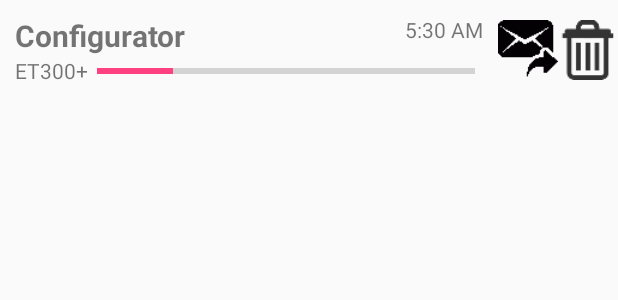
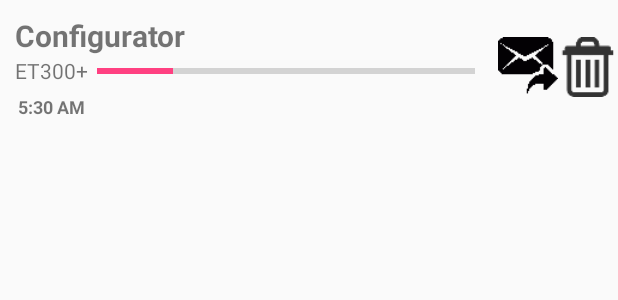
Before and after one commit to prateekgupta22195/configurator, an Android app: the layout list.xml on its own in the app's theme, with its tools: preview values and no code run, on a phone screen of 412 x 824 dp. Shown: the top 300 px of the screen. Run offline under Robolectric (Android 15) with nearby library versions, the phone set to English and light mode, and no system bars.

Commit message:
configurator adding lookup available

```diff
--- a/app/src/main/res/layout/list.xml
+++ b/app/src/main/res/layout/list.xml
@@ -22,13 +22,7 @@
 				android:text="@string/app_name"
 				android:textStyle="bold"
 				android:textSize="20sp"/>
-			<TextView
-				android:id="@+id/time"
-				android:layout_width="wrap_content"
-				android:layout_height="wrap_content"
-				android:text="5:30 AM"
-				android:layout_alignParentRight="true"
-				android:layout_gravity="right"/>
+
 		</RelativeLayout>
 		<RelativeLayout
 			android:layout_width="wrap_content"
@@ -49,6 +43,24 @@
 				android:progress="10"
 				android:layout_toRightOf="@id/device_type"
 				android:max="50"/>
+			<TextView
+				android:layout_marginTop="5dp"
+				android:layout_below="@id/progressBar"
+				android:id="@+id/time"
+				android:textStyle="bold"
+				android:textSize="12sp"
+				android:layout_marginLeft="2dp"
+				android:layout_width="wrap_content"
+				android:layout_height="wrap_content"
+				android:text="5:30 AM"/>
+			<ImageView
+				android:layout_width="20dp"
+				android:id="@+id/look_up"
+				android:visibility="invisible"
+				android:layout_height="20dp"
+				android:src="@drawable/ic_star_available"
+				android:layout_below="@id/progressBar"
+				android:layout_alignParentRight="true"/>
 		</RelativeLayout>
 
 	</LinearLayout>
```
Also changed, not shown: app/src/main/java/com/loconav/configurator/ActiveFragment.java (+9 -0 lines), app/src/main/java/com/loconav/configurator/DeviceListAdapter.java (+16 -7 lines), app/src/main/java/com/loconav/configurator/MessagesList.java (+48 -6 lines), app/src/main/java/com/loconav/configurator/activity/EnterDeviceInfo.java (+16 -6 lines), app/src/main/java/com/loconav/configurator/db/DeviceHelper.java (+14 -5 lines), app/src/main/java/com/loconav/configurator/model/Device.java (+13 -1 lines), app/src/main/java/com/loconav/configurator/rest/ApiClient.java (added, +20 -0 lines), app/src/main/java/com/loconav/configurator/rest/ApiInterface.java (added, +24 -0 lines), app/src/main/res/drawable-mdpi/ic_star_available.png (added).
